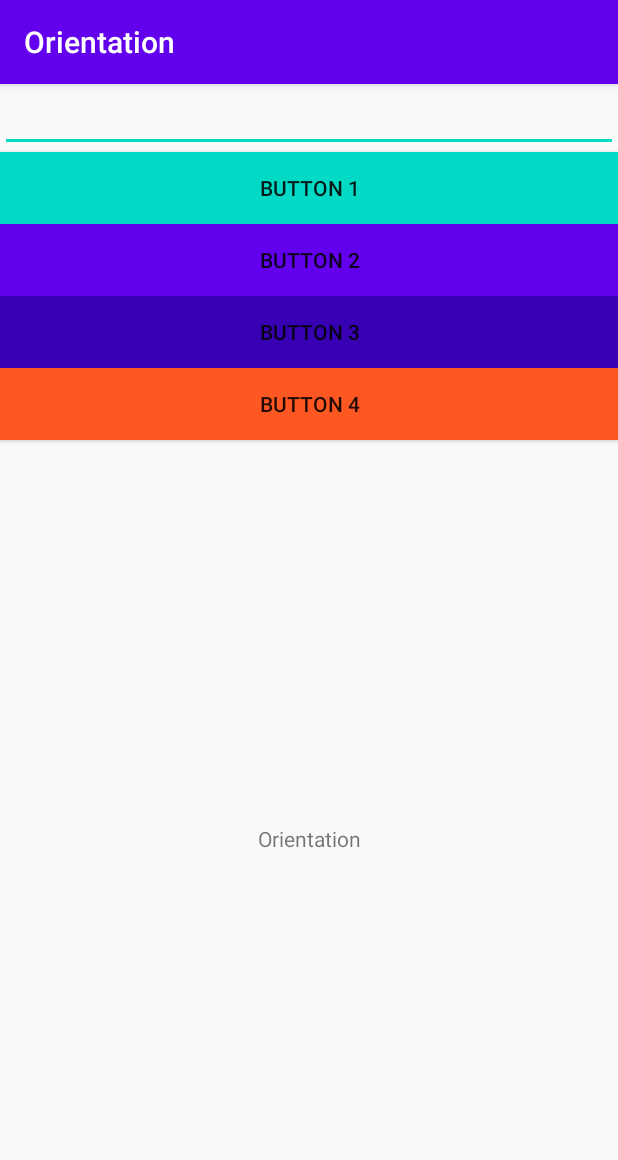
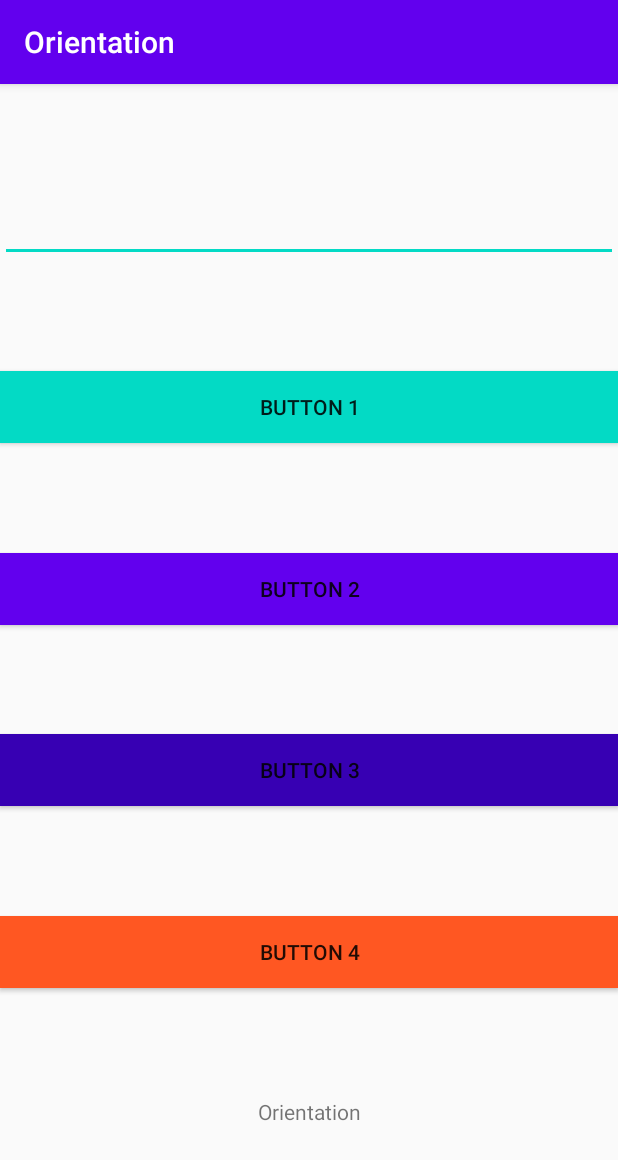
Before and after one commit to annyaj/omsu-android, an Android app: the screen it shows after launch (MainActivity), on a phone screen of 412 x 824 dp. Shown: the top 1160 px of the screen. Run offline under Robolectric (Android 15) with nearby library versions, the phone set to English and light mode, and no system bars.

Commit message:
added vertical center to layout

```diff
--- a/orientation/src/main/res/layout/activity_main.xml
+++ b/orientation/src/main/res/layout/activity_main.xml
@@ -59,7 +59,7 @@
         android:layout_height="wrap_content"
         android:background="?attr/colorError"
         android:text="@string/button4_text"
-        app:layout_constraintBottom_toTopOf="@+id/textView"
+        app:layout_constraintBottom_toTopOf="@+id/text_orientation"
         app:layout_constraintEnd_toEndOf="parent"
         app:layout_constraintHorizontal_bias="0.5"
         app:layout_constraintStart_toStartOf="parent"
```
